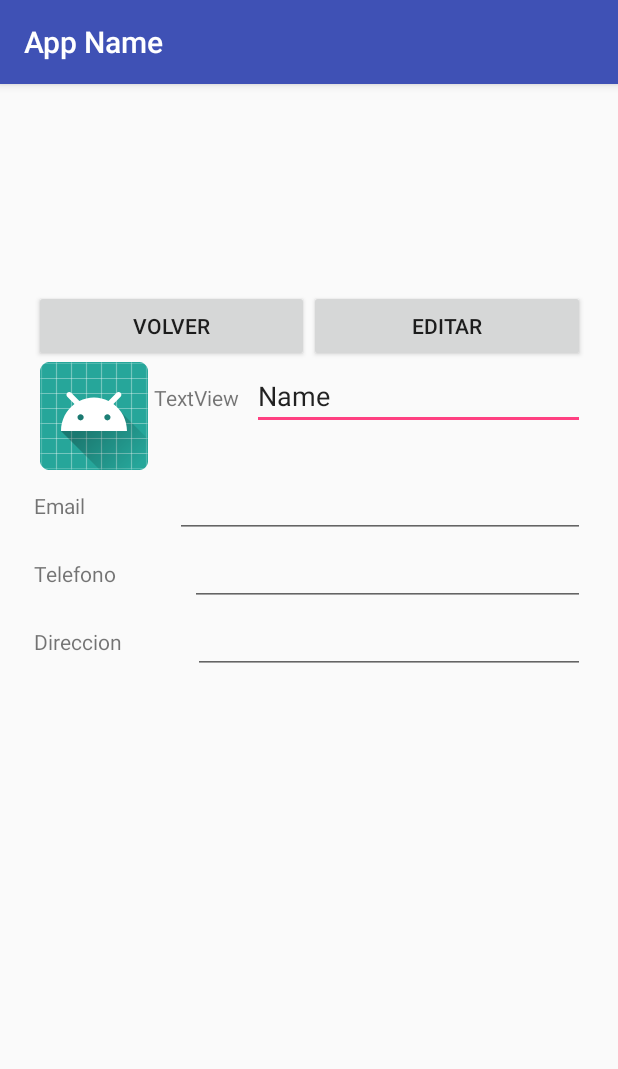
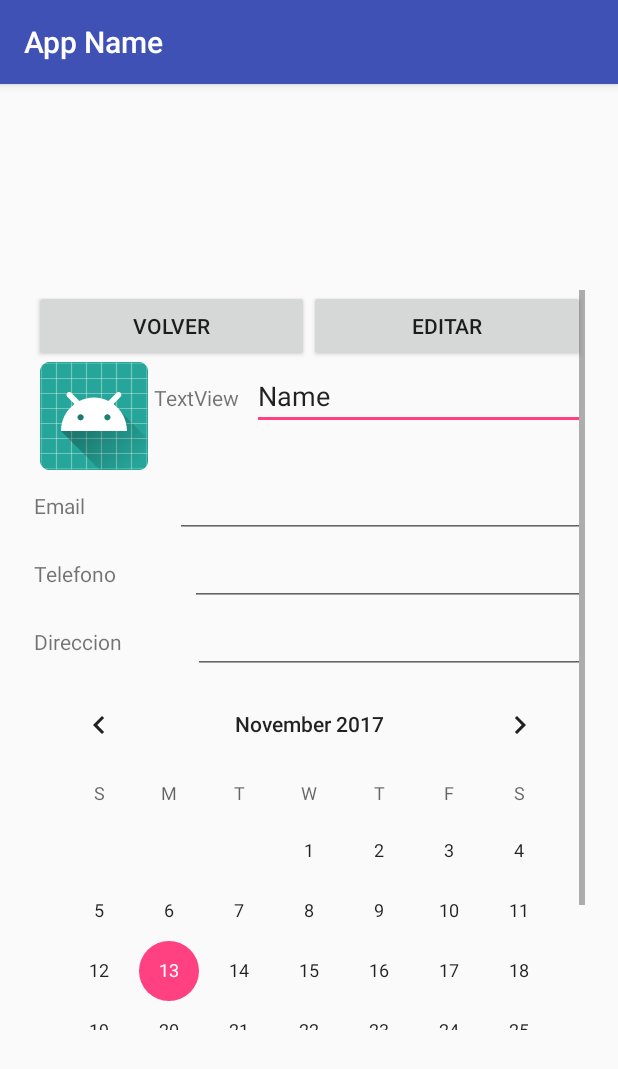
Before and after one commit to Alex-kun/Android1, an Android app: the SecondActivity screen opened directly, with no data from a screen before it, on a phone screen of 412 x 824 dp. Shown: the top 1069 px of the screen. Run offline under Robolectric (Android 15) with nearby library versions, the phone set to English and light mode, and no system bars.

Commit message:
vistas 2

```diff
--- a/app/src/main/java/com/example/alejandroquiros/prueba/MainActivityEvents.java
+++ b/app/src/main/java/com/example/alejandroquiros/prueba/MainActivityEvents.java
@@ -25,9 +25,9 @@ public class MainActivityEvents implements View.OnClickListener{
             //mainActivity.btnMain.setEnabled(false);
 
 
-            //Intent intent = new Intent(mainActivity, SecondActivity.class);
-            //mainActivity.startActivity(intent);
-            //mainActivity.finish();
+            Intent intent = new Intent(mainActivity, SecondActivity.class);
+            mainActivity.startActivity(intent);
+            mainActivity.finish();
         }
     }
 }
--- a/app/src/main/res/layout/activity_second.xml
+++ b/app/src/main/res/layout/activity_second.xml
@@ -138,6 +138,23 @@
                     android:inputType="textPersonName" />
             </LinearLayout>
 
+            <LinearLayout
+                android:layout_width="match_parent"
+                android:layout_height="match_parent"
+                android:orientation="horizontal"></LinearLayout>
+
+            <LinearLayout
+                android:layout_width="match_parent"
+                android:layout_height="match_parent"
+                android:orientation="horizontal">
+
+                <CalendarView
+                    android:id="@+id/calendarView"
+                    android:layout_width="wrap_content"
+                    android:layout_height="wrap_content"
+                    android:layout_weight="1" />
+            </LinearLayout>
+
         </LinearLayout>
 
     </ScrollView>
```
